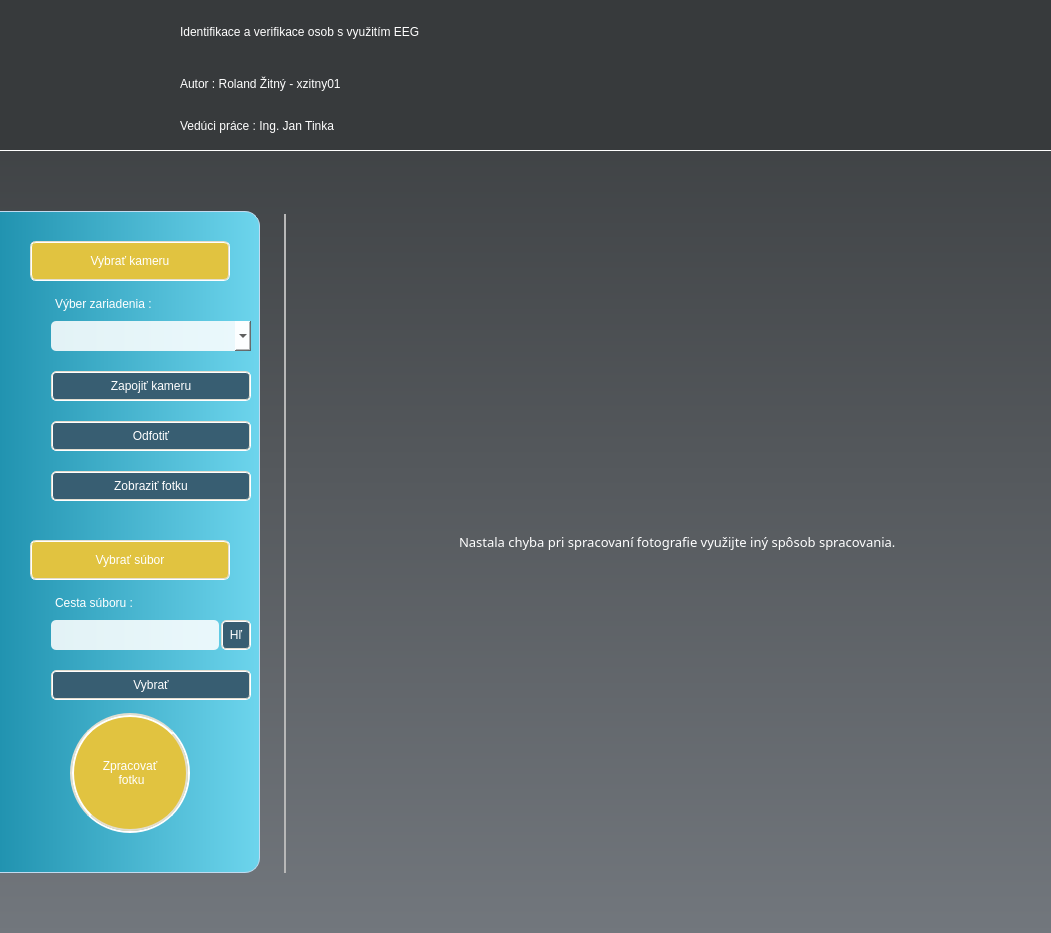
Above: nas/gui/designs/reg_window.ui from roland-zitny/BC-NAS before the change. Below: the same form after it.
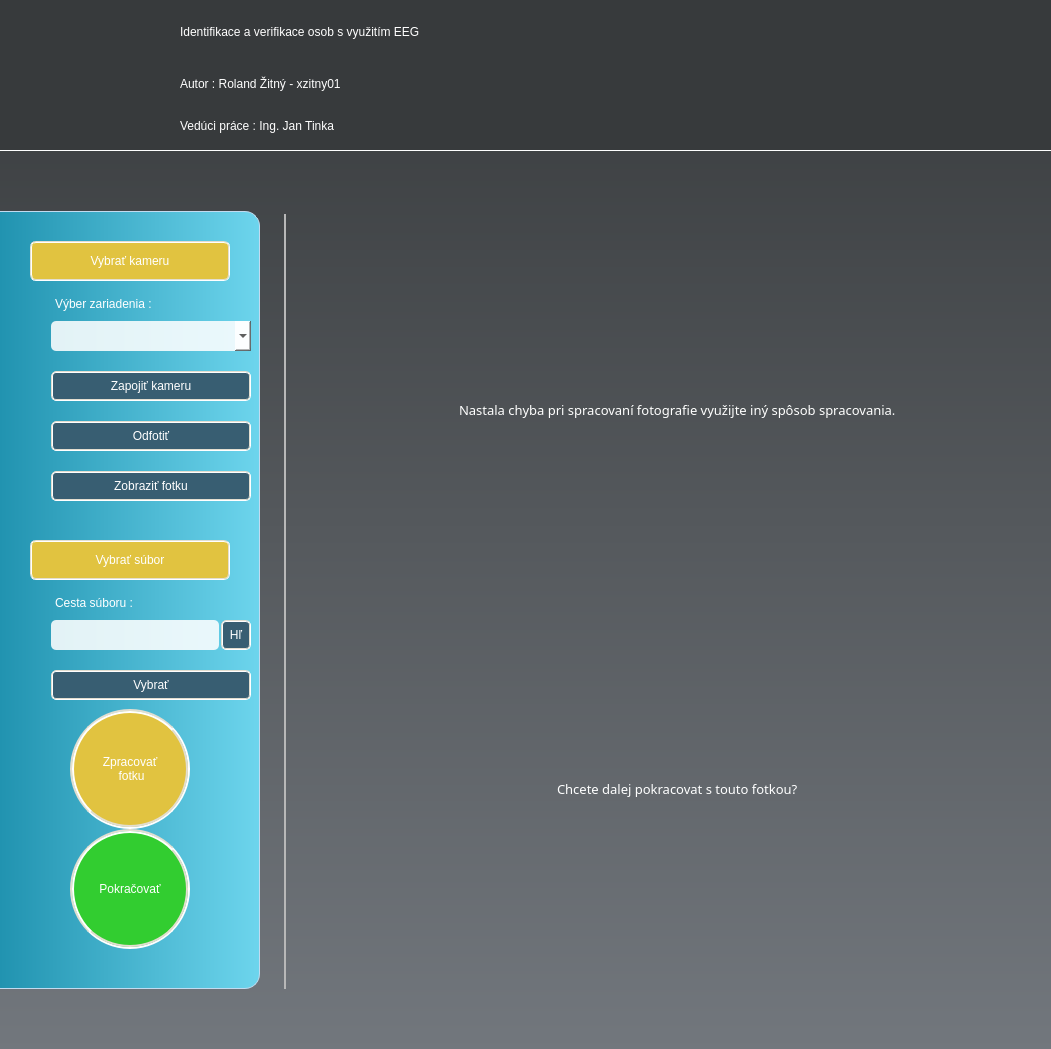
That is the form after the change. Icons and pictures are not drawn.

Commit message: Errors, continue_reg

```diff
--- a/nas/gui/designs/reg_window.ui
+++ b/nas/gui/designs/reg_window.ui
@@ -911,6 +911,48 @@
            </property>
           </widget>
          </item>
+         <item alignment="Qt::AlignHCenter">
+          <widget class="QPushButton" name="ContinueRegBtn">
+           <property name="minimumSize">
+            <size>
+             <width>120</width>
+             <height>120</height>
+            </size>
+           </property>
+           <property name="maximumSize">
+            <size>
+             <width>120</width>
+             <height>120</height>
+            </size>
+           </property>
+           <property name="styleSheet">
+            <string notr="true">QPushButton{
+background-color: #32CD30;
+border-radius: 60px;
+border-width: 4px;
+border-style: groove;
+border-color: #E2DED0;
+font: 63 12pt &quot;Bahnschrift SemiBold&quot;;
+color: white;
+}
+
+QPushButton::hover
+{
+background-color: #32CD30;
+border-color: #adaa9e;
+}
+
+QPushButton::pressed {
+border-width: 3px;
+background-color: #32CD30;
+border-color: #adaa9e;
+}</string>
+           </property>
+           <property name="text">
+            <string>Pokračovať</string>
+           </property>
+          </widget>
+         </item>
          <item>
           <spacer name="verticalSpacer_5">
            <property name="orientation">
@@ -988,6 +1030,17 @@
            </property>
           </widget>
          </item>
+         <item row="1" column="0" alignment="Qt::AlignHCenter|Qt::AlignVCenter">
+          <widget class="QLabel" name="CameraConfirmLabel">
+           <property name="styleSheet">
+            <string notr="true">font: 10pt Bahnschrift SemiBold;
+color: white;</string>
+           </property>
+           <property name="text">
+            <string>Chcete dalej pokracovat s touto fotkou?</string>
+           </property>
+          </widget>
+         </item>
         </layout>
        </widget>
       </item>
```
The commit also changes 7 other files.
